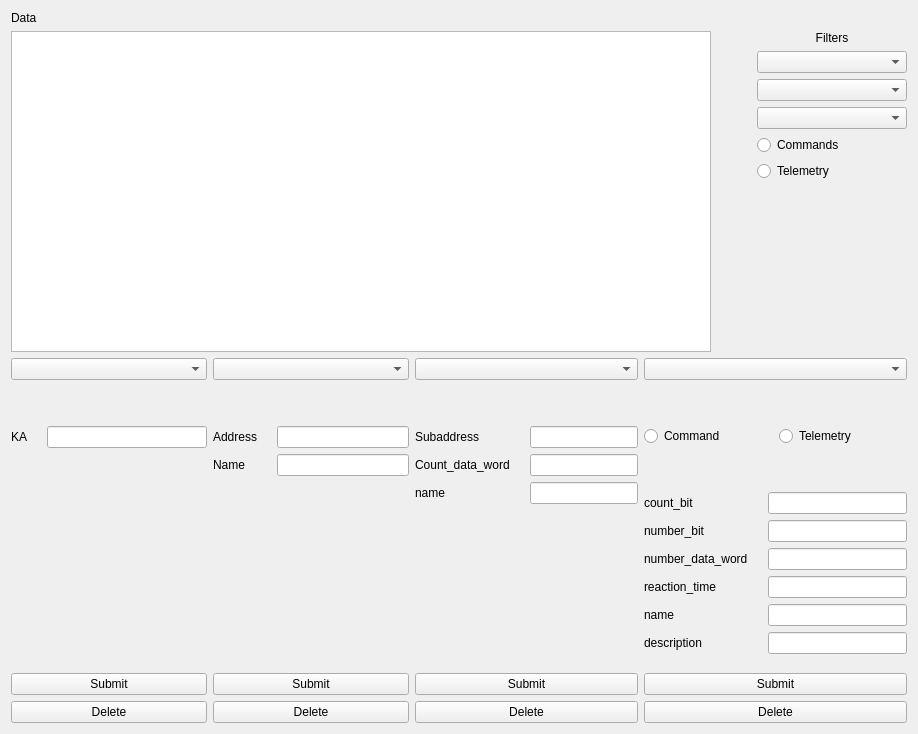
Qt form brtrcontrol.ui (daaazzzeeed/easyManage) before a commit.
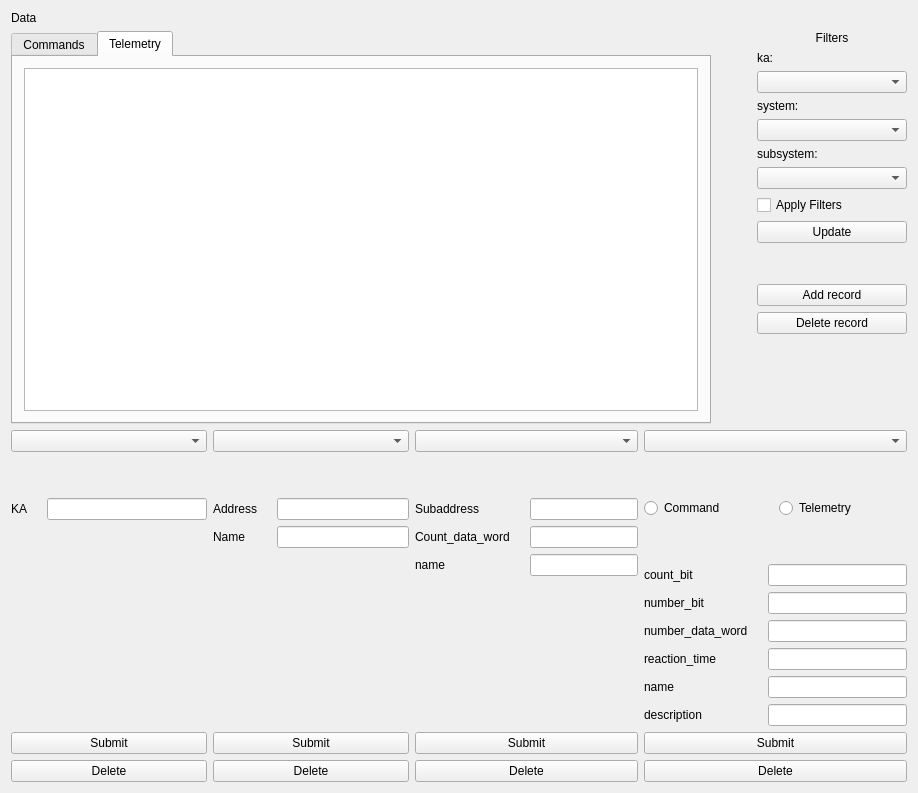
The same form after that commit.

Commit message:
Major update: updated UI, added new features
Updated UI
Added editing via new interface based on model/view conception
User now can choose database file, filter data stored in tables, add, delete or edit information right through QTableView widget
Fixed old bugs

```diff
--- a/brtrcontrol.ui
+++ b/brtrcontrol.ui
@@ -7,7 +7,7 @@
     <x>0</x>
     <y>0</y>
     <width>918</width>
-    <height>734</height>
+    <height>793</height>
    </rect>
   </property>
   <property name="windowTitle">
@@ -18,7 +18,39 @@
     <item row="1" column="0" colspan="4">
      <layout class="QHBoxLayout" name="horizontalLayout_2">
       <item>
-       <widget class="QTableView" name="tableView"/>
+       <widget class="QTabWidget" name="tabWidget">
+        <property name="currentIndex">
+         <number>1</number>
+        </property>
+        <widget class="QWidget" name="tab">
+         <attribute name="title">
+          <string>Commands</string>
+         </attribute>
+         <layout class="QGridLayout" name="gridLayout_8">
+          <item row="0" column="0">
+           <layout class="QGridLayout" name="gridLayout_7">
+            <item row="0" column="0">
+             <widget class="QTableView" name="tableView"/>
+            </item>
+           </layout>
+          </item>
+         </layout>
+        </widget>
+        <widget class="QWidget" name="tab_2">
+         <attribute name="title">
+          <string>Telemetry</string>
+         </attribute>
+         <layout class="QGridLayout" name="gridLayout_10">
+          <item row="0" column="0">
+           <layout class="QGridLayout" name="gridLayout_9">
+            <item row="0" column="0">
+             <widget class="QTableView" name="tableView_2"/>
+            </item>
+           </layout>
+          </item>
+         </layout>
+        </widget>
+       </widget>
       </item>
       <item>
        <spacer name="horizontalSpacer">
@@ -57,38 +89,72 @@
          <property name="bottomMargin">
           <number>0</number>
          </property>
-         <item row="4" column="0" colspan="2">
-          <widget class="QRadioButton" name="commandsFilterRB">
+         <item row="1" column="0">
+          <widget class="QLabel" name="label_4">
            <property name="text">
-            <string>Commands</string>
+            <string>ka:</string>
            </property>
           </widget>
          </item>
-         <item row="3" column="0" colspan="2">
-          <widget class="QComboBox" name="subsysfilterCB"/>
+         <item row="5" column="0">
+          <widget class="QLabel" name="label_5">
+           <property name="text">
+            <string>subsystem:</string>
+           </property>
+          </widget>
          </item>
          <item row="6" column="0" colspan="2">
-          <widget class="QRadioButton" name="telemetryFilterRB">
-           <property name="text">
-            <string>Telemetry</string>
-           </property>
-          </widget>
-         </item>
-         <item row="1" column="0" colspan="2">
-          <widget class="QComboBox" name="kaFilterCB"/>
+          <widget class="QComboBox" name="subsysfilterCB"/>
          </item>
          <item row="2" column="0" colspan="2">
+          <widget class="QComboBox" name="kaFilterCB"/>
+         </item>
+         <item row="4" column="0" colspan="2">
           <widget class="QComboBox" name="sysFilterKB"/>
          </item>
-         <item row="7" column="0">
-          <spacer name="verticalSpacer">
+         <item row="3" column="0">
+          <widget class="QLabel" name="label_3">
+           <property name="text">
+            <string>system:</string>
+           </property>
+          </widget>
+         </item>
+         <item row="9" column="0">
+          <spacer name="verticalSpacer_2">
            <property name="orientation">
             <enum>Qt::Vertical</enum>
            </property>
            <property name="sizeHint" stdset="0">
             <size>
              <width>20</width>
-             <height>60</height>
+             <height>40</height>
+            </size>
+           </property>
+          </spacer>
+         </item>
+         <item row="11" column="0" colspan="2">
+          <widget class="QPushButton" name="deletePb">
+           <property name="text">
+            <string>Delete record</string>
+           </property>
+          </widget>
+         </item>
+         <item row="10" column="0" colspan="2">
+          <widget class="QPushButton" name="addRecordPb">
+           <property name="text">
+            <string>Add record</string>
+           </property>
+          </widget>
+         </item>
+         <item row="12" column="0">
+          <spacer name="verticalSpacer_3">
+           <property name="orientation">
+            <enum>Qt::Vertical</enum>
+           </property>
+           <property name="sizeHint" stdset="0">
+            <size>
+             <width>20</width>
+             <height>40</height>
             </size>
            </property>
           </spacer>
@@ -103,6 +169,33 @@
            </property>
           </widget>
          </item>
+         <item row="13" column="0">
+          <spacer name="verticalSpacer">
+           <property name="orientation">
+            <enum>Qt::Vertical</enum>
+           </property>
+           <property name="sizeHint" stdset="0">
+            <size>
+             <width>20</width>
+             <height>60</height>
+            </size>
+           </property>
+          </spacer>
+         </item>
+         <item row="7" column="0">
+          <widget class="QCheckBox" name="checkBox">
+           <property name="text">
+            <string>Apply Filters</string>
+           </property>
+          </widget>
+         </item>
+         <item row="8" column="0" colspan="2">
+          <widget class="QPushButton" name="update_pb">
+           <property name="text">
+            <string>Update</string>
+           </property>
+          </widget>
+         </item>
         </layout>
        </widget>
       </item>
@@ -113,38 +206,38 @@
       <property name="horizontalSpacing">
        <number>20</number>
       </property>
-      <item row="2" column="0">
+      <item row="3" column="0">
        <widget class="QLabel" name="kaL">
         <property name="text">
          <string>KA</string>
         </property>
        </widget>
       </item>
-      <item row="2" column="1">
+      <item row="3" column="1">
        <widget class="QLineEdit" name="kaInput">
         <property name="placeholderText">
          <string/>
         </property>
        </widget>
       </item>
-      <item row="4" column="0" colspan="2">
+      <item row="5" column="0" colspan="2">
        <widget class="QPushButton" name="submitKaPb">
         <property name="text">
          <string>Submit</string>
         </property>
        </widget>
       </item>
-      <item row="5" column="0" colspan="2">
+      <item row="6" column="0" colspan="2">
        <widget class="QPushButton" name="delKaPb">
         <property name="text">
          <string>Delete</string>
         </property>
        </widget>
       </item>
-      <item row="0" column="0" colspan="2">
+      <item row="1" column="0" colspan="2">
        <widget class="QComboBox" name="kAComBox"/>
       </item>
-      <item row="3" column="0" colspan="2">
+      <item row="4" column="0" colspan="2">
        <spacer name="kaSpacer">
         <property name="orientation">
          <enum>Qt::Vertical</enum>
@@ -157,7 +250,7 @@
         </property>
        </spacer>
       </item>
-      <item row="1" column="0" colspan="2">
+      <item row="2" column="0" colspan="2">
        <spacer name="kaSpacer0">
         <property name="orientation">
          <enum>Qt::Vertical</enum>
```
The commit also changes 5 other files.
